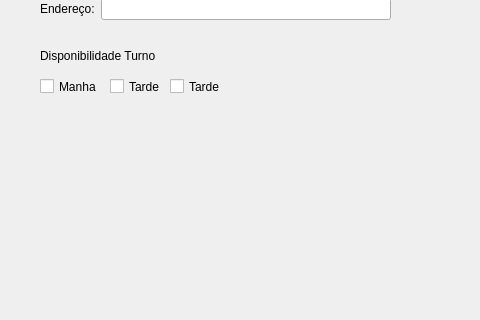
The window that Geovani/cadastroprofessores.ui (UnPComp2013/Grupo5) describes before a commit, drawn with Qt 5; both pictures show x 0 to 480 and y 92 to 412 of the 800 by 600 pixel window.
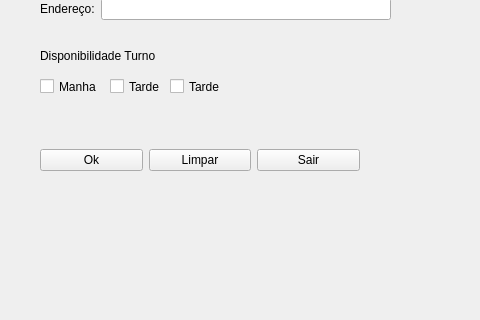
The same window after the commit.

Patch:
```diff
--- a/Geovani/cadastroprofessores.ui
+++ b/Geovani/cadastroprofessores.ui
@@ -151,6 +151,39 @@
      </item>
     </layout>
    </widget>
+   <widget class="QWidget" name="">
+    <property name="geometry">
+     <rect>
+      <x>40</x>
+      <y>240</y>
+      <width>320</width>
+      <height>25</height>
+     </rect>
+    </property>
+    <layout class="QHBoxLayout" name="horizontalLayout_4">
+     <item>
+      <widget class="QPushButton" name="pushButton">
+       <property name="text">
+        <string>Ok</string>
+       </property>
+      </widget>
+     </item>
+     <item>
+      <widget class="QPushButton" name="pushButton_2">
+       <property name="text">
+        <string>Limpar</string>
+       </property>
+      </widget>
+     </item>
+     <item>
+      <widget class="QPushButton" name="pushButton_3">
+       <property name="text">
+        <string>Sair</string>
+       </property>
+      </widget>
+     </item>
+    </layout>
+   </widget>
   </widget>
   <widget class="QMenuBar" name="menubar">
    <property name="geometry">
```
